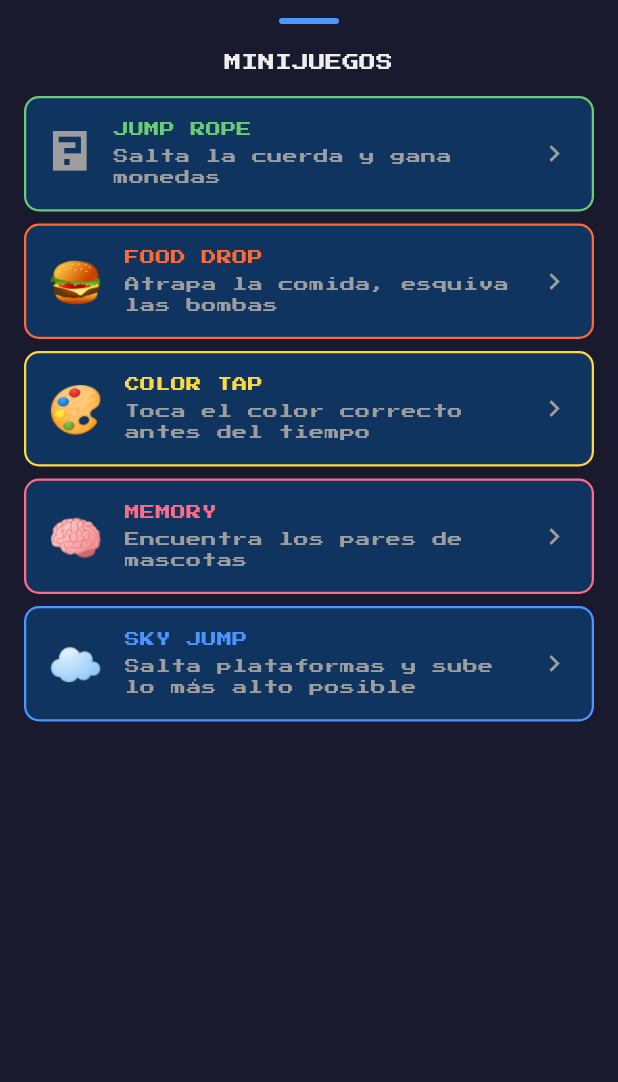
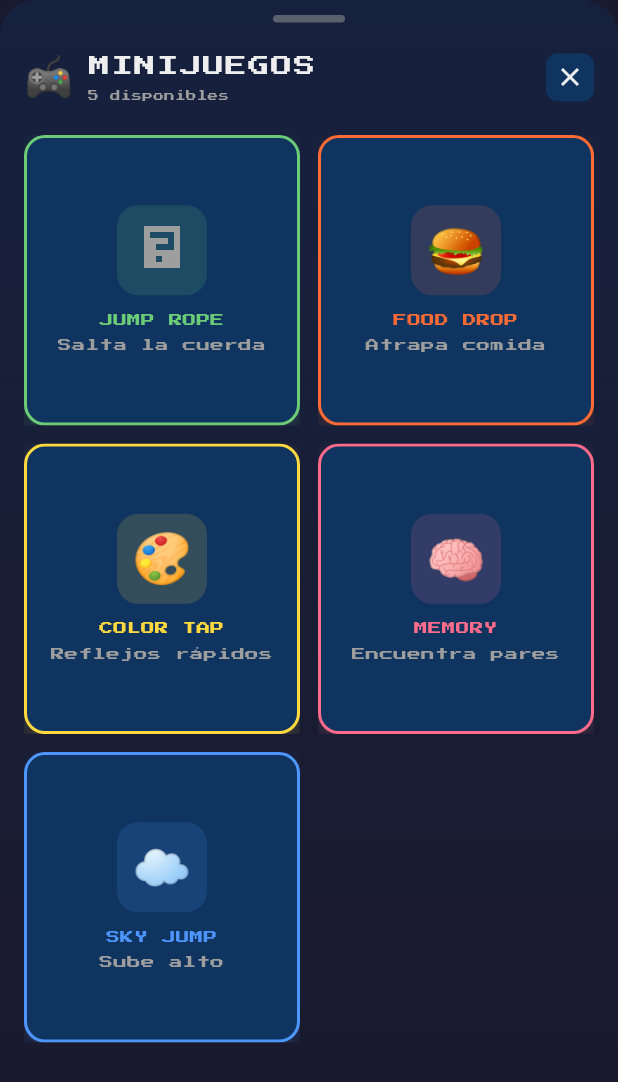
Before and after one commit to Oscaralfaro445/huom_flutter_V1, a Flutter app: the _GamesMenuSheet widget shown alone on an empty page, opened directly, on a phone screen of 412 x 824 dp. Shown: the top 1082 px of the screen. Run offline on Flutter 3.47's test engine with Material 3 defaults, Android fonts, the phone set to English and light mode, and no system bars; our stand-ins replace flutter_riverpod, get_it, hive, hive_flutter; missing offline and left inert: flame; accounts and stored records are empty.

Commit message:
feat(ui): rediseñar games_menu_sheet con grid 2 cols estilo Pou
Rediseño completo del bottom sheet de minijuegos para mejorar
usabilidad y look. Antes: lista vertical de tarjetas horizontales,
demasiado tipográfica, poco visual. Después:

· Background: gradiente de backgroundSecondary → background con
  borde redondeado superior de 24px (vs 20px antes).
· Drag handle más grueso (5x48) y centrado, mejor affordance.
· Header con icono 🎮 + título "MINIJUEGOS" grande + contador
  "N disponibles" + botón de cerrar X dentro de pill con surface.
· Grid 2 columnas con tarjetas cuadradas (childAspectRatio 0.95),
  reemplaza la lista vertical. Más visual, más típico de Pou y
  juegos casuales.
· Cada tarjeta:
   - Icono dentro de container 60x60 con tinte del color del juego
   - Label uppercase + descripción corta
   - Border + shadow con el color del juego (boxShadow rgba 0.18)
   - InkWell con ripple animado tinted al color de la tarjeta
   - Estado disabled: opacity reducida + icono de candado
· Descripciones acortadas para encajar en grid (e.g. "Salta la
  cuerda y gana monedas" → "Salta la cuerda").

UX wins:
- Visualización paralela: ves los 5 juegos de un vistazo.
- Feedback táctil ripple por el Material+InkWell, no había antes.
- Affordance de scroll del sheet con drag handle más visible.

Verificado: flutter analyze limpio, 45 tests pasan.

Co-Authored-By: Claude Opus 4.7 (1M context) <noreply@anthropic.com>

```diff
--- a/lib/features/pet/presentation/widgets/games_menu_sheet.dart
+++ b/lib/features/pet/presentation/widgets/games_menu_sheet.dart
@@ -10,107 +10,10 @@ enum GameId { jumpRope, foodDrop, colorTap, memory, skyJump }
 Future<GameId?> showGamesMenu(BuildContext context) {
   return showModalBottomSheet<GameId>(
     context: context,
-    backgroundColor: AppColors.cardBackground,
-    shape: const RoundedRectangleBorder(
-      borderRadius: BorderRadius.vertical(top: Radius.circular(20)),
-    ),
+    backgroundColor: Colors.transparent,
+    isScrollControlled: true,
     builder: (_) => const _GamesMenuSheet(),
   );
-}
-
-class _GamesMenuSheet extends StatelessWidget {
-  const _GamesMenuSheet();
-
-  static const _games = <_GameInfo>[
-    _GameInfo(
-      id: GameId.jumpRope,
-      icon: '🪢',
-      label: 'Jump Rope',
-      description: 'Salta la cuerda y gana monedas',
-      color: AppColors.statPlay,
-      enabled: true,
-    ),
-    _GameInfo(
-      id: GameId.foodDrop,
-      icon: '🍔',
-      label: 'Food Drop',
-      description: 'Atrapa la comida, esquiva las bombas',
-      color: AppColors.statHunger,
-      enabled: true,
-    ),
-    _GameInfo(
-      id: GameId.colorTap,
-      icon: '🎨',
-      label: 'Color Tap',
-      description: 'Toca el color correcto antes del tiempo',
-      color: AppColors.statMood,
-      enabled: true,
-    ),
-    _GameInfo(
-      id: GameId.memory,
-      icon: '🧠',
-      label: 'Memory',
-      description: 'Encuentra los pares de mascotas',
-      color: AppColors.statHealth,
-      enabled: true,
-    ),
-    _GameInfo(
-      id: GameId.skyJump,
-      icon: '☁️',
-      label: 'Sky Jump',
-      description: 'Salta plataformas y sube lo más alto posible',
-      color: AppColors.statSleep,
-      enabled: true,
-    ),
-  ];
-
-  @override
-  Widget build(BuildContext context) {
-    return SafeArea(
-      child: Padding(
-        padding: const EdgeInsets.fromLTRB(16, 12, 16, 16),
-        child: Column(
-          mainAxisSize: MainAxisSize.min,
-          crossAxisAlignment: CrossAxisAlignment.stretch,
-          children: [
-            Center(
-              child: Container(
-                width: 40,
-                height: 4,
-                margin: const EdgeInsets.only(bottom: 12),
-                decoration: BoxDecoration(
-                  color: AppColors.buttonBorder,
-                  borderRadius: BorderRadius.circular(2),
-                ),
-              ),
-            ),
-            const Padding(
-              padding: EdgeInsets.symmetric(vertical: 6),
-              child: Text(
-                'MINIJUEGOS',
-                textAlign: TextAlign.center,
-                style: TextStyle(
-                  fontFamily: 'PressStart2P',
-                  fontSize: 11,
-                  color: AppColors.textPrimary,
-                ),
-              ),
-            ),
-            const SizedBox(height: 8),
-            for (final g in _games) ...[
-              _GameTile(
-                info: g,
-                onTap: g.enabled
-                    ? () => Navigator.of(context).pop(g.id)
-                    : null,
-              ),
-              const SizedBox(height: 8),
-            ],
-          ],
-        ),
-      ),
-    );
-  }
 }
 
 class _GameInfo {
@@ -131,62 +34,260 @@ class _GameInfo {
   });
 }
 
-class _GameTile extends StatelessWidget {
-  final _GameInfo info;
-  final VoidCallback? onTap;
+class _GamesMenuSheet extends StatelessWidget {
+  const _GamesMenuSheet();
 
-  const _GameTile({required this.info, required this.onTap});
+  static const _games = <_GameInfo>[
+    _GameInfo(
+      id: GameId.jumpRope,
+      icon: '🪢',
+      label: 'Jump Rope',
+      description: 'Salta la cuerda',
+      color: AppColors.statPlay,
+      enabled: true,
+    ),
+    _GameInfo(
+      id: GameId.foodDrop,
+      icon: '🍔',
+      label: 'Food Drop',
+      description: 'Atrapa comida',
+      color: AppColors.statHunger,
+      enabled: true,
+    ),
+    _GameInfo(
+      id: GameId.colorTap,
+      icon: '🎨',
+      label: 'Color Tap',
+      description: 'Reflejos rápidos',
+      color: AppColors.statMood,
+      enabled: true,
+    ),
+    _GameInfo(
+      id: GameId.memory,
+      icon: '🧠',
+      label: 'Memory',
+      description: 'Encuentra pares',
+      color: AppColors.statHealth,
+      enabled: true,
+    ),
+    _GameInfo(
+      id: GameId.skyJump,
+      icon: '☁️',
+      label: 'Sky Jump',
+      description: 'Sube alto',
+      color: AppColors.statSleep,
+      enabled: true,
+    ),
+  ];
 
   @override
   Widget build(BuildContext context) {
-    final disabled = onTap == null;
-    return Opacity(
-      opacity: disabled ? 0.45 : 1,
-      child: GestureDetector(
-        onTap: onTap,
+    return ClipRRect(
+      borderRadius: const BorderRadius.vertical(top: Radius.circular(24)),
       child: Container(
-          padding: const EdgeInsets.symmetric(horizontal: 14, vertical: 14),
+        decoration: const BoxDecoration(
+          gradient: LinearGradient(
+            begin: Alignment.topCenter,
+            end: Alignment.bottomCenter,
+            colors: [
+              AppColors.backgroundSecondary,
+              AppColors.background,
+            ],
+          ),
+        ),
+        child: SafeArea(
+          top: false,
+          child: Padding(
+            padding: const EdgeInsets.fromLTRB(16, 10, 16, 16),
+            child: Column(
+              mainAxisSize: MainAxisSize.min,
+              children: [
+                // Drag handle
+                Center(
+                  child: Container(
+                    width: 48,
+                    height: 5,
                     decoration: BoxDecoration(
-            color: AppColors.surface,
-            borderRadius: BorderRadius.circular(10),
-            border: Border.all(color: info.color, width: 1.5),
+                      color: AppColors.textSecondary.withValues(alpha: 0.5),
+                      borderRadius: BorderRadius.circular(3),
                     ),
-          child: Row(
+                  ),
+                ),
+                const SizedBox(height: 18),
+                // Header
+                Row(
                   children: [
-              Text(info.icon, style: const TextStyle(fontSize: 30)),
-              const SizedBox(width: 14),
-              Expanded(
-                child: Column(
+                    const Text('🎮', style: TextStyle(fontSize: 26)),
+                    const SizedBox(width: 10),
+                    Column(
                       crossAxisAlignment: CrossAxisAlignment.start,
                       children: [
-                    Text(
-                      info.label.toUpperCase(),
+                        const Text(
+                          'MINIJUEGOS',
                           style: TextStyle(
                             fontFamily: 'PressStart2P',
-                        fontSize: 10,
-                        color: info.color,
+                            fontSize: 14,
+                            color: AppColors.textPrimary,
+                            letterSpacing: 1.2,
                           ),
                         ),
                         const SizedBox(height: 4),
                         Text(
-                      info.description,
+                          '${_games.where((g) => g.enabled).length} disponibles',
                           style: const TextStyle(
-                        fontSize: 10,
+                            fontFamily: 'PressStart2P',
+                            fontSize: 7,
                             color: AppColors.textSecondary,
                           ),
                         ),
                       ],
                     ),
+                    const Spacer(),
+                    GestureDetector(
+                      onTap: () => Navigator.of(context).pop(),
+                      child: Container(
+                        padding: const EdgeInsets.all(6),
+                        decoration: BoxDecoration(
+                          color: AppColors.surface,
+                          borderRadius: BorderRadius.circular(8),
                         ),
-              Icon(
-                disabled ? Icons.lock_outline : Icons.chevron_right,
-                color: AppColors.textSecondary,
-                size: 22,
+                        child: const Icon(
+                          Icons.close,
+                          color: AppColors.textPrimary,
+                          size: 20,
+                        ),
+                      ),
                     ),
                   ],
+                ),
+                const SizedBox(height: 20),
+                // Grid de minijuegos (2 columnas)
+                GridView.builder(
+                  shrinkWrap: true,
+                  physics: const NeverScrollableScrollPhysics(),
+                  itemCount: _games.length,
+                  gridDelegate:
+                      const SliverGridDelegateWithFixedCrossAxisCount(
+                    crossAxisCount: 2,
+                    crossAxisSpacing: 12,
+                    mainAxisSpacing: 12,
+                    childAspectRatio: 0.95,
+                  ),
+                  itemBuilder: (context, i) {
+                    final g = _games[i];
+                    return _GameCard(
+                      info: g,
+                      onTap: g.enabled
+                          ? () => Navigator.of(context).pop(g.id)
+                          : null,
+                    );
+                  },
+                ),
+                const SizedBox(height: 8),
+              ],
+            ),
           ),
         ),
       ),
     );
   }
 }
+
+class _GameCard extends StatelessWidget {
+  final _GameInfo info;
+  final VoidCallback? onTap;
+
+  const _GameCard({required this.info, required this.onTap});
+
+  @override
+  Widget build(BuildContext context) {
+    final disabled = onTap == null;
+    return Material(
+      color: Colors.transparent,
+      child: Ink(
+        decoration: BoxDecoration(
+          color: disabled
+              ? AppColors.surface.withValues(alpha: 0.4)
+              : AppColors.surface,
+          borderRadius: BorderRadius.circular(14),
+          border: Border.all(
+            color: disabled
+                ? AppColors.buttonBorder.withValues(alpha: 0.3)
+                : info.color,
+            width: 2,
+          ),
+          boxShadow: disabled
+              ? null
+              : [
+                  BoxShadow(
+                    color: info.color.withValues(alpha: 0.18),
+                    blurRadius: 8,
+                    offset: const Offset(0, 4),
+                  ),
+                ],
+        ),
+        child: InkWell(
+          onTap: onTap,
+          borderRadius: BorderRadius.circular(14),
+          splashColor: info.color.withValues(alpha: 0.2),
+          highlightColor: info.color.withValues(alpha: 0.08),
+          child: Padding(
+            padding: const EdgeInsets.symmetric(horizontal: 10, vertical: 14),
+            child: Column(
+              mainAxisAlignment: MainAxisAlignment.center,
+              children: [
+                // Icono grande con badge de color
+                Container(
+                  width: 60,
+                  height: 60,
+                  decoration: BoxDecoration(
+                    color: disabled
+                        ? AppColors.buttonBackground
+                        : info.color.withValues(alpha: 0.15),
+                    borderRadius: BorderRadius.circular(14),
+                  ),
+                  alignment: Alignment.center,
+                  child: Opacity(
+                    opacity: disabled ? 0.4 : 1,
+                    child: Text(info.icon, style: const TextStyle(fontSize: 32)),
+                  ),
+                ),
+                const SizedBox(height: 10),
+                Text(
+                  info.label.toUpperCase(),
+                  textAlign: TextAlign.center,
+                  maxLines: 1,
+                  overflow: TextOverflow.ellipsis,
+                  style: TextStyle(
+                    fontFamily: 'PressStart2P',
+                    fontSize: 9,
+                    color: disabled ? AppColors.textSecondary : info.color,
+                  ),
+                ),
+                const SizedBox(height: 4),
+                Text(
+                  info.description,
+                  textAlign: TextAlign.center,
+                  maxLines: 1,
+                  overflow: TextOverflow.ellipsis,
+                  style: const TextStyle(
+                    fontSize: 9,
+                    color: AppColors.textSecondary,
+                  ),
+                ),
+                if (disabled) ...[
+                  const SizedBox(height: 6),
+                  const Icon(
+                    Icons.lock_outline,
+                    size: 14,
+                    color: AppColors.textSecondary,
+                  ),
+                ],
+              ],
+            ),
+          ),
+        ),
+      ),
+    );
+  }
+}
```
Lines whose indentation alone changed are shown as unchanged.
